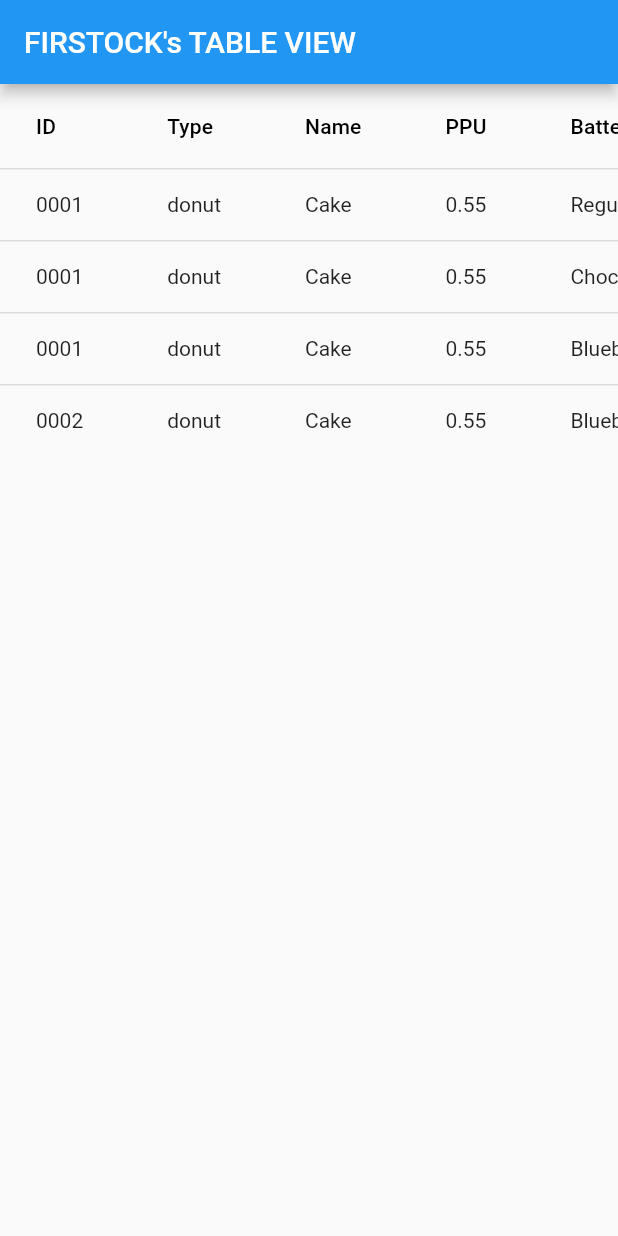
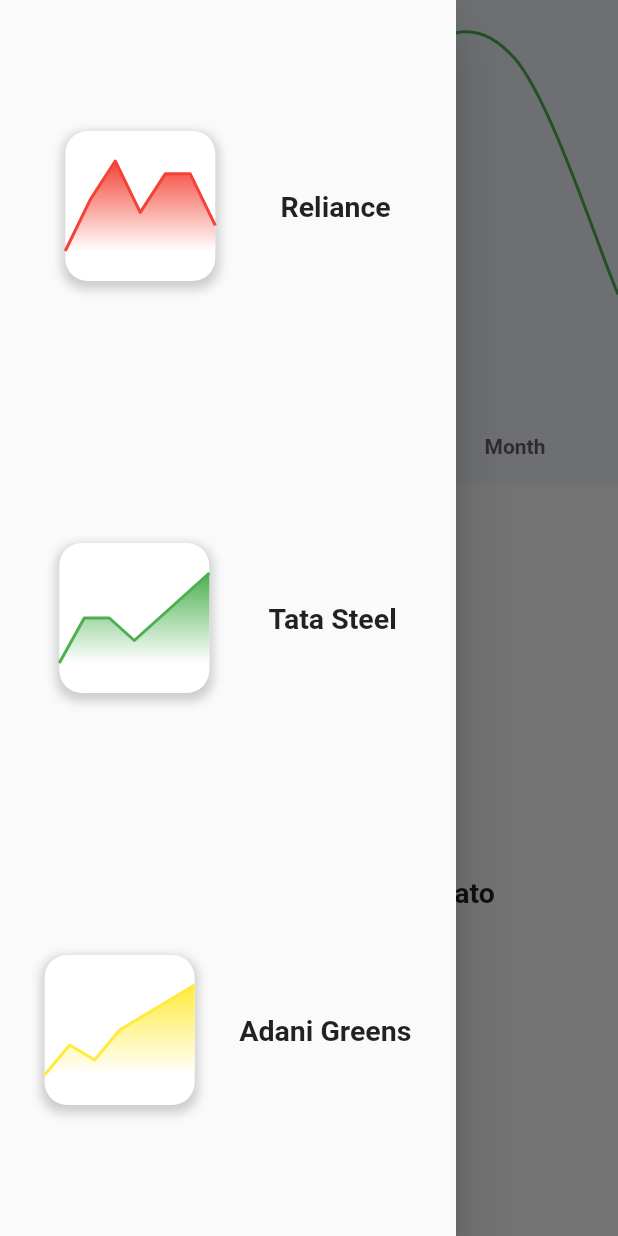
Before and after one commit to Jokerohit4/practice_rohit, a Flutter app: the screen it shows after launch, with the side drawer open (before the commit the screen has no drawer), on a phone screen of 412 x 824 dp. Run offline on Flutter 3.47's test engine with Material 2 defaults, Android fonts, the phone set to English and light mode, and no system bars; drawn by our look-alikes of fl_chart.

Commit message:
all tasks done

```diff
--- /dev/null
+++ b/lib/home.dart
@@ -0,0 +1,93 @@
+import 'package:fl_chart/fl_chart.dart';
+import 'package:flutter/material.dart';
+import 'package:practice_rohit/widgets/drawer_widget.dart';
+import 'package:practice_rohit/widgets/horizontal_box_chart.dart';
+import 'package:practice_rohit/widgets/small_box_graphs.dart';
+import 'package:practice_rohit/widgets/tabs_line_chart.dart';
+
+import 'widgets/line_chart_widget.dart';
+
+class Home extends StatelessWidget {
+  const Home({Key? key}) : super(key: key);
+
+  @override
+  Widget build(BuildContext context) {
+    return Scaffold(
+      drawer: const DrawerWidget(),
+      body: Column(
+        children: [
+          const TabsLineChart(),
+          const HorizontalBarChart(),
+          GestureDetector(
+           onTap: () => _openBottomSheet(context),
+            child: const SmallBoxGraphs(company: "Zomato", data: [
+              FlSpot(0, 0),
+              FlSpot(1, 2),
+              FlSpot(2, 2),
+              FlSpot(3, 1),
+              FlSpot(4,2),
+              FlSpot(5, 3),
+              FlSpot(6, 4),
+            ], color: Colors.red),
+          )
+        ],
+      ),
+    );
+  }
+  void _openBottomSheet(BuildContext context) {
+    showModalBottomSheet(
+      context: context,
+      builder: (BuildContext context) {
+        return Container(
+          height: 800,
+          color: Colors.white,
+          child:  Column(
+            mainAxisAlignment: MainAxisAlignment.spaceAround,
+            children: [
+              SizedBox(
+                height: 10,
+              ),
+              const SmallBoxGraphs( company: "Reliance",data: [
+                FlSpot(0, 0),
+                FlSpot(1, 2),
+                FlSpot(2, 3.5),
+                FlSpot(3, 1.5),
+                FlSpot(4,3),
+                FlSpot(5, 3),
+                FlSpot(6, 1),
+              ],
+                  color: Colors.red),
+              const SmallBoxGraphs( company: "Tata Steel",data: [
+                FlSpot(0, 0),
+                FlSpot(1, 2),
+                FlSpot(2, 2),
+                FlSpot(3, 1),
+                FlSpot(4,2),
+                FlSpot(5, 3),
+                FlSpot(6, 4),
+              ],
+                  color: Colors.green),
+              const SmallBoxGraphs( company: "Adani Greens",data: [
+                FlSpot(0, 0),
+                FlSpot(1, 2),
+                FlSpot(2, 1),
+                FlSpot(3, 3),
+                FlSpot(4,4),
+                FlSpot(5, 5),
+                FlSpot(6, 6),
+              ],
+                  color: Colors.yellow),
+              const SizedBox(height: 16),
+              ElevatedButton(
+                child: const Text('Close'),
+                onPressed: () {
+                  Navigator.of(context).pop();
+                },
+              ),
+            ],
+          ),
+        );
+      },
+    );
+  }
+}
--- a/lib/main.dart
+++ b/lib/main.dart
@@ -1,97 +1,22 @@
+import 'dart:math';
+
 import 'package:flutter/material.dart';
+import 'package:fl_chart/fl_chart.dart';
+import 'package:fl_chart/fl_chart.dart' show HorizontalBarChart;
+import 'package:practice_rohit/home.dart';
+
+
 
 void main() {
   runApp(MyApp());
 }
 
 class MyApp extends StatelessWidget {
-  final List<Map<String, dynamic>> jsonData = [
-    {
-      "id": "0001",
-      "type": "donut",
-      "name": "Cake",
-      "ppu": 0.55,
-      "batters": {
-        "batter": [
-          {"id": "1001", "type": "Regular"},
-          {"id": "1002", "type": "Chocolate"},
-          {"id": "1003", "type": "Blueberry"}
-        ]
-      },
-      "topping": [
-        {"id": "5001", "type": "None"},
-        {"id": "5002", "type": "Glazed"},
-        {"id": "5005", "type": "Sugar"},
-        {"id": "5007", "type": "Powdered Sugar"}
-      ]
-    },
-    {
-      "id": "0002",
-      "type": "donut",
-      "name": "Cake",
-      "ppu": 0.55,
-      "batters": {
-        "batter": [
-          {"id": "1001", "type": "Blueberry"}
-        ]
-      },
-      "topping": [
-        {"id": "5001", "type": "None"},
-        {"id": "5002", "type": "Glazed"}
-      ]
-    },
-  ];
-
   @override
   Widget build(BuildContext context) {
     return MaterialApp(
-      title: "FIRSTOCK's TABLE VIEW",
-      theme: ThemeData(
-        primarySwatch: Colors.blue,
-      ),
-      home: Scaffold(
-        appBar: AppBar(
-          title: const Text("FIRSTOCK's TABLE VIEW"),
-        ),
-        body: ListView(
-          children: [
-            SingleChildScrollView(
-              scrollDirection: Axis.horizontal,
-              child: DataTable(
-                columns: const [
-                  DataColumn(label: Text('ID')),
-                  DataColumn(label: Text('Type')),
-                  DataColumn(label: Text('Name')),
-                  DataColumn(label: Text('PPU')),
-                  DataColumn(label: Text('Batter Type')),
-                  DataColumn(label: Text('Topping Type')),
-                ],
-                rows: jsonData.expand((item) {
-                  final id = item["id"];
-                  final type = item["type"];
-                  final name = item["name"];
-                  final ppu = item["ppu"];
-                  final batterList = item["batters"]["batter"] as List<dynamic>;
-                  var toppings = item['topping'].map((topping) => topping['type']).join(", ");
-
-                  return batterList.map((batter) {
-                    final batterType = batter["type"];
-                    return DataRow(cells: [
-                      DataCell(Text(id)),
-                      DataCell(Text(type)),
-                      DataCell(Text(name)),
-                      DataCell(Text(ppu.toString())),
-                      DataCell(Text(batterType)),
-                      DataCell(Text(toppings)
-                      ),
-                    ]);
-                  }).toList();
-                }).toList(),
-              ),
-            ),
-          ],
-        ),
-      ),
+      title: 'Graph Example',
+      home: Home(),
     );
   }
 }
--- /dev/null
+++ b/lib/table_view.dart
@@ -0,0 +1,90 @@
+import 'package:flutter/material.dart';
+
+class TableView extends StatelessWidget {
+  const TableView({Key? key}) : super(key: key);
+
+  @override
+  Widget build(BuildContext context) {
+    final List<Map<String, dynamic>> jsonData = [
+      {
+        "id": "0001",
+        "type": "donut",
+        "name": "Cake",
+        "ppu": 0.55,
+        "batters": {
+          "batter": [
+            {"id": "1001", "type": "Regular"},
+            {"id": "1002", "type": "Chocolate"},
+            {"id": "1003", "type": "Blueberry"}
+          ]
+        },
+        "topping": [
+          {"id": "5001", "type": "None"},
+          {"id": "5002", "type": "Glazed"},
+          {"id": "5005", "type": "Sugar"},
+          {"id": "5007", "type": "Powdered Sugar"}
+        ]
+      },
+      {
+        "id": "0002",
+        "type": "donut",
+        "name": "Cake",
+        "ppu": 0.55,
+        "batters": {
+          "batter": [
+            {"id": "1001", "type": "Blueberry"}
+          ]
+        },
+        "topping": [
+          {"id": "5001", "type": "None"},
+          {"id": "5002", "type": "Glazed"}
+        ]
+      },
+    ];
+    return Scaffold(
+      appBar: AppBar(
+        title: const Text("FIRSTOCK's TABLE VIEW"),
+      ),
+      body: ListView(
+        children: [
+          SingleChildScrollView(
+            scrollDirection: Axis.horizontal,
+            child: DataTable(
+              columns: const [
+                DataColumn(label: Text('ID')),
+                DataColumn(label: Text('Type')),
+                DataColumn(label: Text('Name')),
+                DataColumn(label: Text('PPU')),
+                DataColumn(label: Text('Batter Type')),
+                DataColumn(label: Text('Topping Type')),
+              ],
+              rows: jsonData.expand((item) {
+                final id = item["id"];
+                final type = item["type"];
+                final name = item["name"];
+                final ppu = item["ppu"];
+                final batterList = item["batters"]["batter"] as List<dynamic>;
+                var toppings = item['topping']
+                    .map((topping) => topping['type'])
+                    .join(", ");
+
+                return batterList.map((batter) {
+                  final batterType = batter["type"];
+                  return DataRow(cells: [
+                    DataCell(Text(id)),
+                    DataCell(Text(type)),
+                    DataCell(Text(name)),
+                    DataCell(Text(ppu.toString())),
+                    DataCell(Text(batterType)),
+                    DataCell(Text(toppings)
+                    ),
+                  ]);
+                }).toList();
+              }).toList(),
+            ),
+          ),
+        ],
+      ),
+    );
+  }
+}
--- /dev/null
+++ b/lib/widgets/drawer_widget.dart
@@ -0,0 +1,48 @@
+import 'package:fl_chart/fl_chart.dart';
+import 'package:flutter/material.dart';
+import 'package:practice_rohit/widgets/small_box_graphs.dart';
+
+class DrawerWidget extends StatelessWidget {
+  const DrawerWidget({Key? key}) : super(key: key);
+
+  @override
+  Widget build(BuildContext context) {
+    return Drawer(
+      child: Column(
+        mainAxisAlignment: MainAxisAlignment.spaceAround,
+        children: const [
+          SmallBoxGraphs( company: "Reliance",data: [
+          FlSpot(0, 0),
+          FlSpot(1, 2),
+          FlSpot(2, 3.5),
+          FlSpot(3, 1.5),
+          FlSpot(4,3),
+          FlSpot(5, 3),
+          FlSpot(6, 1),
+        ],
+          color: Colors.red),
+          SmallBoxGraphs( company: "Tata Steel",data: [
+            FlSpot(0, 0),
+            FlSpot(1, 2),
+            FlSpot(2, 2),
+            FlSpot(3, 1),
+            FlSpot(4,2),
+            FlSpot(5, 3),
+            FlSpot(6, 4),
+          ],
+              color: Colors.green),
+          SmallBoxGraphs( company: "Adani Greens",data: [
+            FlSpot(0, 0),
+            FlSpot(1, 2),
+            FlSpot(2, 1),
+            FlSpot(3, 3),
+            FlSpot(4,4),
+            FlSpot(5, 5),
+            FlSpot(6, 6),
+          ],
+              color: Colors.yellow),
+        ],
+      ),
+    );
+  }
+}
--- /dev/null
+++ b/lib/widgets/horizontal_box_chart.dart
@@ -0,0 +1,76 @@
+import 'package:flutter/material.dart';
+
+class HorizontalBarChart extends StatelessWidget {
+  const HorizontalBarChart({Key? key}) : super(key: key);
+
+  @override
+  Widget build(BuildContext context) {
+    List<Map<String, dynamic>> chartData = [
+      {
+        "units0": 60.0,
+        "color0": Colors.brown,
+        "boxColor0":Colors.brown.withOpacity(0.5),
+        "content0":"600",
+        "units1": 70.0,
+        "color1": Colors.orange,
+        "boxColor1":Colors.orange.withOpacity(0.5),
+        "content1":"700",
+      },
+      {
+        "units0": 90.0,
+        "color0": Colors.red,
+        "boxColor0":Colors.red.withOpacity(0.5),
+        "content0":"900",
+        "units1": 50.0,
+        "color1":Colors.indigo,
+        "boxColor1":Colors.indigo.withOpacity(0.5),
+        "content1":"500",
+      },
+    ];
+
+    graphWidth(double width){
+      return 100.0 - width;
+    }
+
+    return Padding(
+      padding: const EdgeInsets.all(8.0),
+      child: Container(
+        height: MediaQuery.of(context).size.height/4,
+        child: ListView.builder(
+            itemCount: chartData.length,
+            itemBuilder: (BuildContext context, int index) {
+              return Padding(
+                padding: const EdgeInsets.symmetric(vertical: 8.0),
+                child: Row(
+                  children: [
+                    Container(
+                      width: MediaQuery.of(context).size.width/4,
+                      height: 40,
+                      color: chartData[index]["boxColor0"],
+                      child:Container(
+                        margin: EdgeInsets.only(left: graphWidth(chartData[index]["units0"])),
+                        color: chartData[index]["color0"],
+                        child: Center(child: Text(chartData[index]["content0"],
+                          style: const TextStyle(color: Colors.white,fontWeight: FontWeight.w800),)) ,
+                      ),
+                    ),
+                    Container(
+                      width: MediaQuery.of(context).size.width/4,
+                      height: 40,
+                      color: chartData[index]["boxColor1"],
+                      child:Container(
+                        margin: EdgeInsets.only(right: graphWidth(chartData[index]["units1"])),
+                        color: chartData[index]["color1"],
+                        child: Center(child: Text(chartData[index]["content0"],
+                          style: const TextStyle(color: Colors.white,fontWeight: FontWeight.w800),)) ,
+                      ),
+                    ),
+                  ],
+                ),
+              );
+            }
+        ),
+      ),
+    );
+  }
+}
--- /dev/null
+++ b/lib/widgets/line_chart_widget.dart
@@ -0,0 +1,37 @@
+
+
+
+import 'package:fl_chart/fl_chart.dart';
+import 'package:flutter/material.dart';
+
+class LineChartWidget extends StatelessWidget {
+  const LineChartWidget({super.key, this.data});
+final List<FlSpot>? data;
+
+  @override
+  Widget build(BuildContext context) {
+    return LineChart(
+      LineChartData(
+        lineBarsData: [
+          LineChartBarData(
+            spots: data!.map((point) => FlSpot(point.x, point.y)).toList(),
+            isCurved: true,
+            dotData: FlDotData(
+              show: false,
+            ),
+            color: Colors.green,
+          ),
+        ],
+        titlesData: FlTitlesData(
+          show: false,
+        ),
+        gridData: FlGridData(
+          show: false,
+        ),
+        borderData: FlBorderData(
+          show: false,
+        ),
+      ),
+    );
+  }
+}
--- /dev/null
+++ b/lib/widgets/small_box_graphs.dart
@@ -0,0 +1,72 @@
+import 'package:fl_chart/fl_chart.dart';
+import 'package:flutter/material.dart';
+
+class SmallBoxGraphs extends StatelessWidget {
+  const SmallBoxGraphs({Key? key, required this.company, required this.data, required this.color}) : super(key: key);
+final String company;
+final List<FlSpot> data;
+final Color color;
+  @override
+  Widget build(BuildContext context) {
+
+    return Row(
+      mainAxisAlignment: MainAxisAlignment.spaceEvenly,
+      children: [
+        Container(
+          width: 100,
+          height: 100,
+          padding: EdgeInsets.symmetric(vertical: 20.0),
+          decoration: BoxDecoration(
+            color: Colors.white,
+            borderRadius: BorderRadius.circular(15.0),
+            boxShadow: [
+              BoxShadow(
+                color: Colors.grey.withOpacity(0.5),
+                spreadRadius: 2,
+                blurRadius: 5,
+                offset: Offset(0, 3), // changes position of shadow
+              ),
+            ],
+          ),
+          child: LineChart(
+            LineChartData(
+              lineBarsData: [
+                LineChartBarData(
+                  spots: data.map((point) => FlSpot(point.x, point.y)).toList(),
+                  isCurved: false,
+                  //  barWidth: 3,
+                  color: color,
+                  dotData: FlDotData(show: false),
+                  belowBarData: BarAreaData(
+                    show: true,
+                    gradient: LinearGradient(
+                      begin: Alignment.topCenter,
+                      end: Alignment.bottomCenter,
+                      colors: [
+                        color,
+                        Colors.white,
+                      ],
+                    ),
+                  ),
+                ),
+              ],
+              titlesData: FlTitlesData(
+                show: false, // Hide numbers on the axes
+              ),
+              gridData: FlGridData(
+                show: false,
+              ),
+              borderData: FlBorderData(
+                show: false,
+              ),
+            ),
+          ),
+        ),
+        Text(company,style: TextStyle(
+          fontWeight: FontWeight.bold,
+          fontSize: 19,
+        ),),
+      ],
+    );
+  }
+}
--- /dev/null
+++ b/lib/widgets/tabs_line_chart.dart
@@ -0,0 +1,76 @@
+import 'package:fl_chart/fl_chart.dart';
+import 'package:flutter/material.dart';
+import 'package:practice_rohit/widgets/line_chart_widget.dart';
+
+
+
+class TabsLineChart extends StatelessWidget {
+  const TabsLineChart({Key? key}) : super(key: key);
+
+  @override
+  Widget build(BuildContext context) {
+    return  DefaultTabController(
+      length: 3, // Number of tabs
+      child:  Column(
+        children: [
+          Container(
+            color: Color(0xfffeef1f9),
+            height: MediaQuery.of(context).size.height/3,
+            child: TabBarView(
+                children: [
+                  LineChartWidget(
+                    data: [
+                      FlSpot(0, 0),
+                      FlSpot(1, 2),
+                      FlSpot(2, 3.5),
+                      FlSpot(3, 1.5),
+                      FlSpot(4, 3),
+                      FlSpot(5, 3),
+                      FlSpot(6, 1),
+                    ],
+                  ),
+                  LineChartWidget(
+                    data: [
+                      FlSpot(0, 1),
+                      FlSpot(1, 3),
+                      FlSpot(2, 2),
+                      FlSpot(3, 4),
+                      FlSpot(4, 2),
+                      FlSpot(5, 1),
+                      FlSpot(6, 3),
+                    ],
+                  ),
+                  LineChartWidget(
+                    data: [
+                      FlSpot(0, 3),
+                      FlSpot(1, 1),
+                      FlSpot(2, 2.5),
+                      FlSpot(3, 1),
+                      FlSpot(4, 0),
+                      FlSpot(5, 2),
+                      FlSpot(6, 1),
+                    ],
+                  ),
+                ],
+              ),
+          ),
+          Material(
+            color: Color(0xfffeef1f9),
+            child: TabBar(
+              labelColor: Colors.grey.shade900,
+              indicatorColor: Colors.black,
+              labelStyle: TextStyle(
+                fontWeight: FontWeight.bold,
+              ),
+              tabs: [
+                Tab(text: 'Day'),
+                Tab(text: 'Week'),
+                Tab(text: 'Month'),
+              ],
+            ),
+          ),
+        ],
+      ),
+      );
+  }
+}
--- a/pubspec.yaml
+++ b/pubspec.yaml
@@ -35,6 +35,9 @@ dependencies:
   # The following adds the Cupertino Icons font to your application.
   # Use with the CupertinoIcons class for iOS style icons.
   cupertino_icons: ^1.0.2
+  fl_chart: ^0.62.0
+
+
 
 dev_dependencies:
   flutter_test:
```
Also changed, not shown: pubspec.lock, 1 other file.
